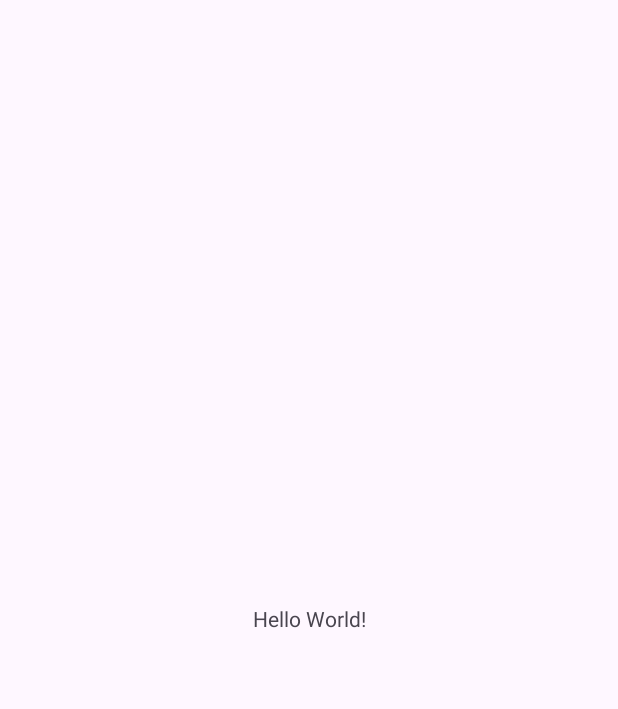
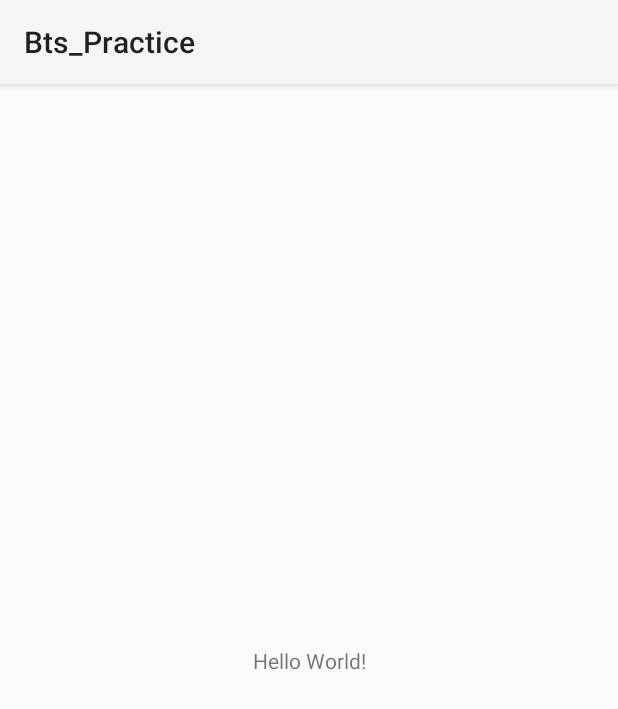
Before and after one commit to JeongHyeon2/android-kotlin-practice, an Android app: the screen it shows after launch (MainActivity), on a phone screen of 412 x 824 dp. Before the commit the part shown is almost empty. Shown: the top 709 px of the screen. Run offline under Robolectric (Android 15) with nearby library versions, the phone set to English and light mode, and no system bars.

Commit message:
[FIX] change app theme

```diff
--- a/Bts_Practice/app/src/main/res/layout/activity_main.xml
+++ b/Bts_Practice/app/src/main/res/layout/activity_main.xml
@@ -15,4 +15,5 @@
         app:layout_constraintStart_toStartOf="parent"
         app:layout_constraintTop_toTopOf="parent" />
 
+
 </androidx.constraintlayout.widget.ConstraintLayout>
--- a/Bts_Practice/app/src/main/res/values/themes.xml
+++ b/Bts_Practice/app/src/main/res/values/themes.xml
@@ -1,6 +1,6 @@
 <resources xmlns:tools="http://schemas.android.com/tools">
     <!-- Base application theme. -->
-    <style name="Base.Theme.Bts_Practice" parent="Theme.Material3.DayNight.NoActionBar">
+    <style name="Base.Theme.Bts_Practice" parent="Theme.AppCompat.Light">
         <!-- Customize your light theme here. -->
         <!-- <item name="colorPrimary">@color/my_light_primary</item> -->
     </style>
```
